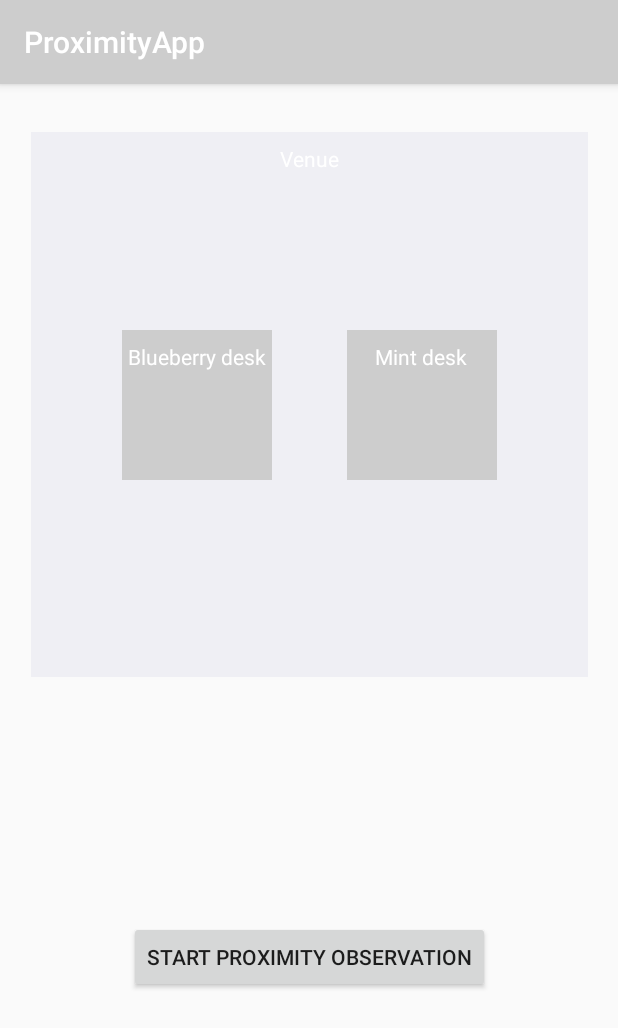
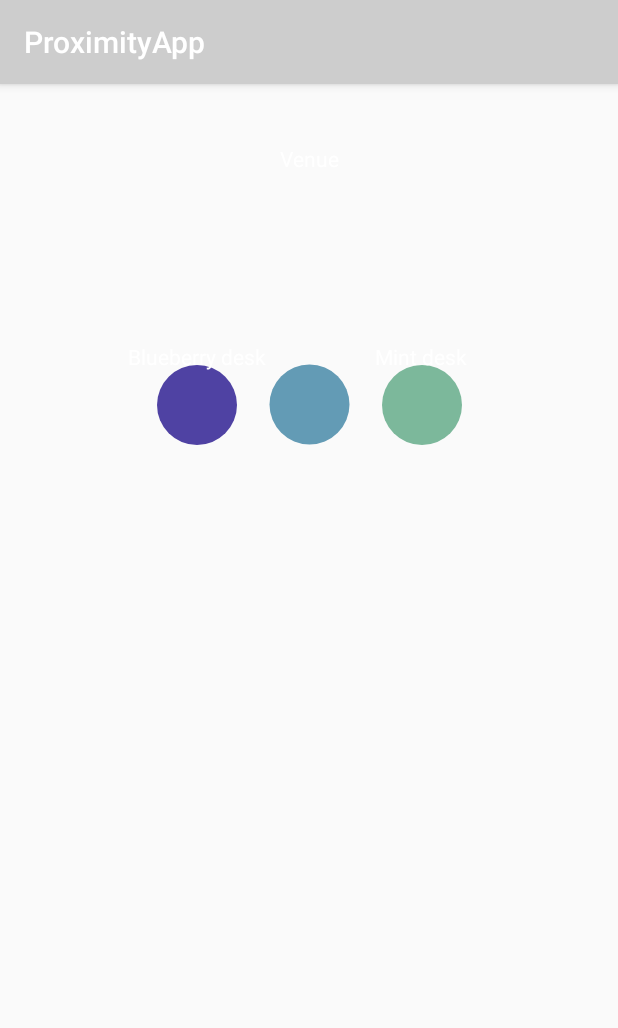
Before and after one commit to Estimote/Android-Proximity-SDK, an Android app: the screen it shows after launch (MainActivity), on a phone screen of 412 x 824 dp. Shown: the top 1028 px of the screen. Run offline under Robolectric (Android 15) with nearby library versions, the phone set to English and light mode, and no system bars; libraries missing offline, so code that uses them is left out: com.estimote.cloud_plugin, com.estimote.internal_plugins_api, com.estimote.mustard, com.estimote.proximity_sdk; 1 statement that could not run was skipped.

Commit message:
Updated example app for version 0.1.0-alpha.6

```diff
--- a/example/ProximityApp/app/build.gradle
+++ b/example/ProximityApp/app/build.gradle
@@ -30,5 +30,8 @@ dependencies {
     compile 'com.android.support.constraint:constraint-layout:1.0.2'
     testCompile 'junit:junit:4.12'
 
-    compile 'com.estimote:proximity-sdk:0.1.0-alpha.5'
+    // Our Proximity SDK
+    compile 'com.estimote:proximity-sdk:0.1.0-alpha.6'
+    // Our support library with Android UI handy components. We will use EstimoteRequirementsWizard from there.
+    compile 'com.estimote:mustard:0.1.0'
 }
--- /dev/null
+++ b/example/ProximityApp/app/src/main/java/com/estimote/proximityapp/BubbleView.kt
@@ -0,0 +1,85 @@
+package com.estimote.proximityapp
+
+import android.animation.ValueAnimator
+import android.content.Context
+import android.graphics.Canvas
+import android.graphics.Paint
+import android.util.AttributeSet
+import android.view.View
+import android.view.animation.AccelerateInterpolator
+import android.view.animation.DecelerateInterpolator
+
+/**
+ * This is a simple custom view to show cute bubble animation :)
+ * @author Estimote Inc. (contact@estimote.com)
+ */
+class BubbleView : View {
+
+    internal data class DrawParams(var viewWidth: Int = 0,
+                                   var viewHeight: Int = 0,
+                                   var centerX: Double = 0.0,
+                                   var centerY: Double = 0.0)
+
+    private val DEFAULT_COLLAPSED_CIRCLE_RADIUS = 40.0f
+    private val drawParams = DrawParams()
+
+    private var paint = Paint(Paint.ANTI_ALIAS_FLAG)
+    private var collapsedCircleRadius = DEFAULT_COLLAPSED_CIRCLE_RADIUS
+    private var circleRadius = collapsedCircleRadius
+
+    private val animator = ValueAnimator()
+
+    constructor(context: Context) : super(context) {}
+
+    constructor(context: Context, attrs: AttributeSet) : super(context, attrs) {}
+
+    override fun onDraw(canvas: Canvas) {
+        super.onDraw(canvas)
+        updateDrawParams()
+        canvas.drawCircle(drawParams.centerX.toFloat(), drawParams.centerY.toFloat(), circleRadius, paint)
+    }
+
+    fun setCollapsedCircleRadius(radius: Float) {
+        collapsedCircleRadius = radius
+    }
+
+    fun setColor(color: Int) {
+        paint.style = Paint.Style.FILL
+        paint.color = context.resources.getColor(color)
+    }
+
+    fun reveal() {
+        if (animator.isRunning) {
+            animator.cancel()
+        }
+        animator.removeAllUpdateListeners()
+        animator.addUpdateListener {
+            circleRadius = it.animatedValue as Float
+            invalidate()
+        }
+        animator.setFloatValues(0.0f, maxOf(drawParams.viewHeight, drawParams.viewWidth).toFloat())
+        animator.interpolator = AccelerateInterpolator()
+        animator.start()
+    }
+
+    fun collapse() {
+        if (animator.isRunning) {
+            animator.cancel()
+        }
+        animator.removeAllUpdateListeners()
+        animator.addUpdateListener {
+            circleRadius = it.animatedValue as Float
+            invalidate()
+        }
+        animator.setFloatValues(maxOf(drawParams.viewHeight, drawParams.viewWidth).toFloat(), collapsedCircleRadius)
+        animator.interpolator = DecelerateInterpolator()
+        animator.start()
+    }
+
+    private fun updateDrawParams() {
+        drawParams.viewWidth = width - (paddingLeft + paddingRight)
+        drawParams.viewHeight = height - (paddingTop + paddingBottom)
+        drawParams.centerX = paddingLeft + drawParams.viewWidth / 2.0
+        drawParams.centerY = paddingTop + drawParams.viewHeight / 2.0
+    }
+}
--- a/example/ProximityApp/app/src/main/java/com/estimote/proximityapp/MainActivity.kt
+++ b/example/ProximityApp/app/src/main/java/com/estimote/proximityapp/MainActivity.kt
@@ -3,12 +3,13 @@ package com.estimote.proximityapp
 import android.app.Notification
 import android.os.Bundle
 import android.support.v7.app.AppCompatActivity
-import android.view.View
 import android.widget.Toast
 import com.estimote.cloud_plugin.common.EstimoteCloudCredentials
 import com.estimote.internal_plugins_api.cloud.proximity.ProximityAttachment
+import com.estimote.mustard.rx_goodness.rx_requirements_wizard.Requirement
+import com.estimote.mustard.rx_goodness.rx_requirements_wizard.RequirementsWizardFactory
 import com.estimote.proximity_sdk.proximity.ProximityObserver
-import com.estimote.proximity_sdk.proximity.ProximityObserverFactory
+import com.estimote.proximity_sdk.proximity.ProximityObserverBuilder
 import kotlinx.android.synthetic.main.activity_main.*
 
 /**
@@ -28,52 +29,81 @@ class MainActivity : AppCompatActivity() {
     private val cloudCredentials = EstimoteCloudCredentials(PUT_YOUR_APP_ID_STRING_HERE, PUT_YOUR_APP_TOKEN_STRING_HERE)
     // ============
 
-    // Actions to trigger when proximity conditions are met.
-    private val makeMintDeskFilled: (ProximityAttachment) -> Unit = { _ -> mint_image.setImageResource(R.color.mint_cocktail) }
-    private val makeMintDeskWhite: (ProximityAttachment) -> Unit = { mint_image.setImageResource(R.color.primary) }
-    private val makeBlueberryDeskFilled: (ProximityAttachment) -> Unit = { _ -> blueberry_image.setImageResource(R.color.blueberry_muffin) }
-    private val makeBlueberryDeskWhite: (ProximityAttachment) -> Unit = { blueberry_image.setImageResource(R.color.primary) }
-    private val makeVenueFilled: (ProximityAttachment) -> Unit = { _ -> venue_image.setImageResource(R.color.icy_marshmallow) }
-    private val makeVenueWhite: (ProximityAttachment) -> Unit = { venue_image.setImageResource(R.color.primary) }
-    private val displayInfoAboutChangeInVenue: (List<ProximityAttachment>) -> Unit = { attachmentsNearby -> Toast.makeText(this, "Venue - current nearby attachments: ${attachmentsNearby.size}", Toast.LENGTH_SHORT).show() }
+    // Actions to trigger
+    private val makeMintDeskFilled: (ProximityAttachment) -> Unit = { _ -> mint_image.reveal() }
+    private val makeMintDeskWhite: (ProximityAttachment) -> Unit = { mint_image.collapse() }
+    private val makeBlueberryDeskFilled: (ProximityAttachment) -> Unit = { _ -> blueberry_image.reveal() }
+    private val makeBlueberryDeskWhite: (ProximityAttachment) -> Unit = { blueberry_image.collapse() }
+    private val makeVenueFilled: (ProximityAttachment) -> Unit = { _ -> venue_image.reveal() }
+    private val makeVenueWhite: (ProximityAttachment) -> Unit = { venue_image.collapse() }
+    private val displayToastAboutMissingRequirements: (List<Requirement>) -> Unit = { Toast.makeText(this, "Unable to start proximity observation. Requirements not fulfilled: ${it.size}", Toast.LENGTH_SHORT).show() }
+    private val displayToastAboutError: (Throwable) -> Unit = { Toast.makeText(this, "Error while trying to start proximity observation: ${it.message}", Toast.LENGTH_SHORT).show() }
 
     // Notification about pending BLE scanning to display in notification bar
     private lateinit var notification: Notification
     // Estimote's main object for doing proximity observations
     private lateinit var proximityObserver: ProximityObserver
     // Handler to stop the observation. You will get this Handler after starting observation, don't worry.
-    private lateinit var observationHandler: ProximityObserver.Handler
+    private lateinit var proximityObservationHandler: ProximityObserver.Handler
 
     override fun onCreate(savedInstanceState: Bundle?) {
         super.onCreate(savedInstanceState)
         setContentView(R.layout.activity_main)
         // Take a look at NotificationCreator class which handles different OS versions
         notification = NotificationCreator().create(this)
-        // Check Location permissions in runtime
-        PermissionChecker().checkPermissions(this)
-        button_start.setOnClickListener {
-            startProximityObservation()
-            button_start.visibility = View.GONE
-        }
+        mint_image.setColor(R.color.mint_cocktail)
+        blueberry_image.setColor(R.color.blueberry_muffin)
+        venue_image.setColor(R.color.icy_marshmallow)
+
+        // Proximity observation has some requirements to be fulfilled in order to scan for beacons:
+        // Bluetooth needs to be enabled, Location Permissions must be granted by the user,
+        // Device must support Bluetooth Low Energy, and so. This is why we created RequirementsWizard.
+        // He will check if everything is fine, and if not, he will display adequate dialogs to the user.
+        // After all, you will be notified through one of the callbacks.
+        // Let the magic happen!
+        RequirementsWizardFactory.createEstimoteRequirementsWizard().fulfillRequirements(
+                this,
+                onRequirementsFulfilled = { startProximityObservation() },
+                onRequirementsMissing =  displayToastAboutMissingRequirements,
+                onError = displayToastAboutError
+        )
     }
 
 
     private fun startProximityObservation() {
-        // Create ProximityObserver - don't forget to put your APP ID and APP TOKEN.
-        // Also make sure that all your beacons have attachments assigned in Estimote Cloud.
-        proximityObserver = ProximityObserverFactory().create(applicationContext, cloudCredentials)
-        // The first rule is for the venue in general.
+        proximityObserver = ProximityObserverBuilder(applicationContext, cloudCredentials)
+                // Start scan in foreground service - it takes your notification and will handle scanning in the foreground service,
+                // so that the system won't kill your scanning as long as the user is playing with the app.
+                // You can also use .startWithSimpleScanner() which won't use any service for scan, and wont need notification object.
+                // This will cause your scan to stop when user exits your app (or shortly after).
+                // But you can use this method to implement some custom logic - maybe using your own service?
+                // Read more about handling background scanning here:
+                // https://github.com/Estimote/Android-Proximity-SDK#background-scanning
+                .withScannerInForegroundService(notification)
+                // Choose scan power mode - you can play with three different - low latency, low power, and balanced.
+                // The default mode is balanced. If you have used our old SDK before
+                // you might notice that we no longer allow to setup exact scan time periods.
+                // This caused many misconceptions and from now on we will handle the proper scan setup for you.
+                // This is cool, isn't it? Tell us what you think about it!
+                .withBalancedPowerMode()
+                // Analytics data (current visitors in your zones, number of enters, etc) )is sent to our cloud by default. Uncomment the line below to turn it off.
+//                .withAnalyticsReportingDisabled()
+                // Telemetry reporting - enabling this will send telemetry data from your beacons, such as light level, or temperature, to our cloud.
+//                .withTelemetryReporting()
+                .build()
+
+
+        // The first zone is for the venue in general.
         // All devices in this venue will have the same key,
-        // and the actions will be triggered when entering/changing/exiting the venue.
+        // and the actions will be triggered when entering/exiting the venue.
         val venueZone = proximityObserver.zoneBuilder()
                 .forAttachmentKeyAndValue("venue", "office")
                 .inCustomRange(5.0)
                 .withOnEnterAction(makeVenueFilled)
                 .withOnExitAction(makeVenueWhite)
-                .withOnChangeAction(displayInfoAboutChangeInVenue)
                 .create()
 
-        // The next rule is defined for a single desk in your venue - let's call it "Mint desk".
+        // The next zone is defined for a single desk in your venue - let's call it "Mint desk".
         val mintDeskZone = proximityObserver.zoneBuilder()
                 .forAttachmentKeyAndValue("desk", "mint")
                 .inNearRange()
@@ -81,7 +111,7 @@ class MainActivity : AppCompatActivity() {
                 .withOnExitAction(makeMintDeskWhite)
                 .create()
 
-        // The last rule is defined for another single desk in your venue - the "Blueberry desk".
+        // The last zone is defined for another single desk in your venue - the "Blueberry desk".
         val blueberryDeskZone = proximityObserver.zoneBuilder()
                 .forAttachmentKeyAndValue("desk", "blueberry")
                 .inNearRange()
@@ -90,24 +120,9 @@ class MainActivity : AppCompatActivity() {
                 .create()
 
         // Add zones to ProximityObserver and START observation!
-        observationHandler = proximityObserver
+        proximityObservationHandler = proximityObserver
                 .addProximityZones(venueZone, mintDeskZone, blueberryDeskZone)
-                // Scan power mode - you can play with three different - low latency, low power, and balanced.
-                // The default mode is balanced. If you have used our old SDK before (1.0.13 or so),
-                // you might notice that we no longer allow to setup exact scan time periods.
-                // This caused many misconceptions and from now on we will handle the proper scan setup for you.
-                // This is cool, isn't it? Tell us what you think about it!
-                .withBalancedPowerMode()
-                // And now go ahead and launch the observation process!
-                // Also, notice that we used here .startWithForegroundScanner method.
-                // It takes your notification and will handle scanning in the foreground service,
-                // so that the system won't kill your scanning as long as the user is playing with the app.
-                .startWithScannerInForegroundService(notification)
-                // You can also use .startWithSimpleScanner() which won't use any service for scan.
-                // This will cause your scan to stop when user exits your app (or shortly after).
-                // But you can use this method to implement some custom logic - maybe using your own service?
-                // Read more about handling background scanning here:
-                // https://github.com/Estimote/Android-Proximity-SDK#background-scanning
+                .start()
     }
 
     override fun onDestroy() {
@@ -117,7 +132,7 @@ class MainActivity : AppCompatActivity() {
         // IMPORTANT:
         // If you don't stop the scan here, the foreground service will remain active EVEN if the user kills your APP.
         // You can use it to retain scanning when app is killed, but you will need to handle actions properly.
-        observationHandler.stop()
+        proximityObservationHandler.stop()
     }
 
 }
--- a/example/ProximityApp/app/src/main/java/com/estimote/proximityapp/PermissionChecker.kt
+++ /dev/null
@@ -1,22 +0,0 @@
-package com.estimote.proximityapp
-
-import android.Manifest
-import android.app.Activity
-import android.content.pm.PackageManager
-import android.support.v4.app.ActivityCompat
-import android.support.v4.content.ContextCompat
-
-/**
- * @author Estimote Inc. (contact@estimote.com)
- */
-class PermissionChecker {
-
-    val REQUEST_PERMISSIONS_CODE = 0
-
-    fun checkPermissions(activity: Activity) {
-        if (ContextCompat.checkSelfPermission(activity, Manifest.permission.ACCESS_COARSE_LOCATION) != PackageManager.PERMISSION_GRANTED) {
-            ActivityCompat.requestPermissions(activity, arrayOf(Manifest.permission.ACCESS_COARSE_LOCATION), REQUEST_PERMISSIONS_CODE )
-        }
-    }
-
-}
--- a/example/ProximityApp/app/src/main/res/layout/activity_main.xml
+++ b/example/ProximityApp/app/src/main/res/layout/activity_main.xml
@@ -13,21 +13,7 @@
         android:layout_width="match_parent"
         android:layout_height="match_parent">
 
-        <Button
-            android:id="@+id/button_start"
-            android:layout_width="wrap_content"
-            android:layout_height="wrap_content"
-            android:layout_marginTop="8dp"
-            android:text="Start proximity observation"
-            app:layout_constraintTop_toBottomOf="@+id/venue_image"
-            app:layout_constraintBottom_toBottomOf="parent"
-            android:layout_marginBottom="8dp"
-            android:layout_marginLeft="8dp"
-            app:layout_constraintLeft_toLeftOf="parent"
-            android:layout_marginRight="8dp"
-            app:layout_constraintRight_toRightOf="parent"/>
-
-        <ImageView
+        <com.estimote.proximityapp.BubbleView
             android:id="@+id/venue_image"
             android:layout_width="371dp"
             android:layout_height="363dp"
@@ -42,7 +28,7 @@
             app:layout_constraintVertical_bias="0.0"
             app:srcCompat="@color/background_white"/>
 
-        <ImageView
+        <com.estimote.proximityapp.BubbleView
             android:id="@+id/mint_image"
             android:layout_width="100dp"
             android:layout_height="100dp"
@@ -59,7 +45,7 @@
             app:layout_constraintVertical_bias="0.501"
             app:srcCompat="@color/primary"/>
 
-        <ImageView
+        <com.estimote.proximityapp.BubbleView
             android:id="@+id/blueberry_image"
             android:layout_width="100dp"
             android:layout_height="100dp"
```
